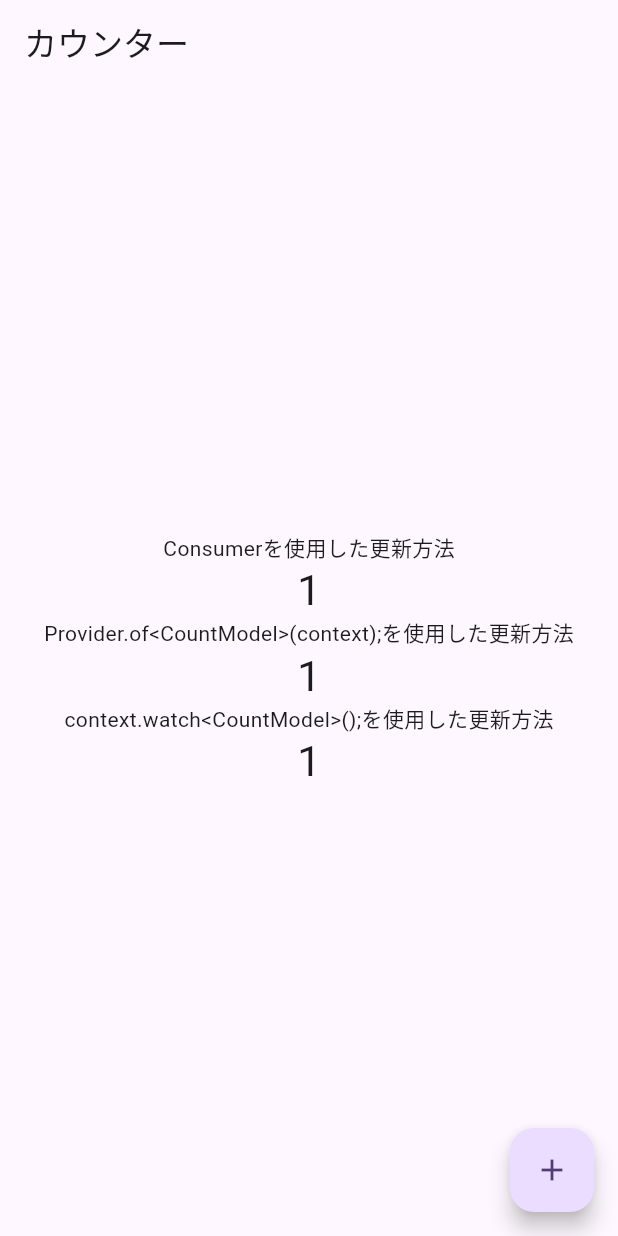
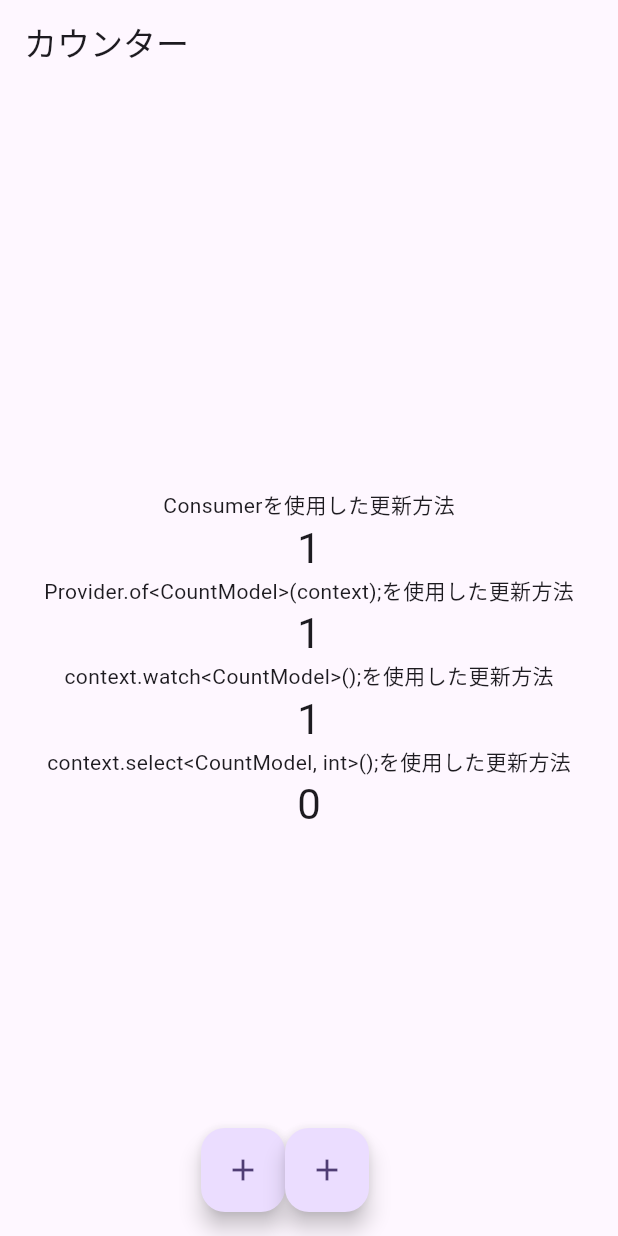
Before and after one commit to naoyamatsunaga/counter, a Flutter app: the screen it shows after launch, after a tap on the "add" icon, on a phone screen of 412 x 824 dp. Run offline on Flutter 3.47's test engine with Material 3 defaults, Android fonts, the phone set to English and light mode, and no system bars.

Commit message:
【宿題】context.selectを使用して、特定のプロパティが更新された時だけ呼ばれるように実装

```diff
--- a/lib/count_model.dart
+++ b/lib/count_model.dart
@@ -3,10 +3,16 @@ import 'package:flutter/material.dart';
 // providerを使うと、このクラスで状態管理することができる
 class CountModel extends ChangeNotifier {
   int counter = 0;
+  int counter2 = 0;
 
-  void incrementCounter() {
+  void incrementCounter1() {
     counter++;
     // StateFullWidgetでいうSetStateの役割
     notifyListeners();
   }
+
+  void incrementCounter2() {
+    counter2 += 10;
+    notifyListeners();
+  }
 }
--- a/lib/main.dart
+++ b/lib/main.dart
@@ -66,6 +66,19 @@ class _MyHomePage extends StatelessWidget {
                   style: Theme.of(context).textTheme.headlineMedium,
                 );
               }),
+              // 宿題
+              const Text(
+                'context.select<CountModel, int>();を使用した更新方法',
+              ),
+              Builder(builder: (context) {
+                final count2 = context.select<CountModel, int>(
+                  (CountModel model) => model.counter2,
+                );
+                return Text(
+                  '$count2',
+                  style: Theme.of(context).textTheme.headlineMedium,
+                );
+              }),
             ],
           ),
         ),
@@ -74,12 +87,25 @@ class _MyHomePage extends StatelessWidget {
           // Consumerで囲む以外の方法
           // count_modelにアクセスしたいだけなので、readで良い（watchでも動きはする）
           final model = context.read<CountModel>();
-          return FloatingActionButton(
-            onPressed: () {
-              model.incrementCounter();
-            },
-            tooltip: 'Increment',
-            child: const Icon(Icons.add),
+          return Row(
+            mainAxisAlignment: MainAxisAlignment.center,
+            children: [
+              FloatingActionButton(
+                onPressed: () {
+                  model.incrementCounter1();
+                },
+                tooltip: 'Increment 1',
+                child: const Icon(Icons.add),
+              ),
+              // 宿題
+              FloatingActionButton(
+                onPressed: () {
+                  model.incrementCounter2();
+                },
+                tooltip: 'Increment 10',
+                child: const Icon(Icons.add),
+              ),
+            ],
           );
           //}),
         }),
```
